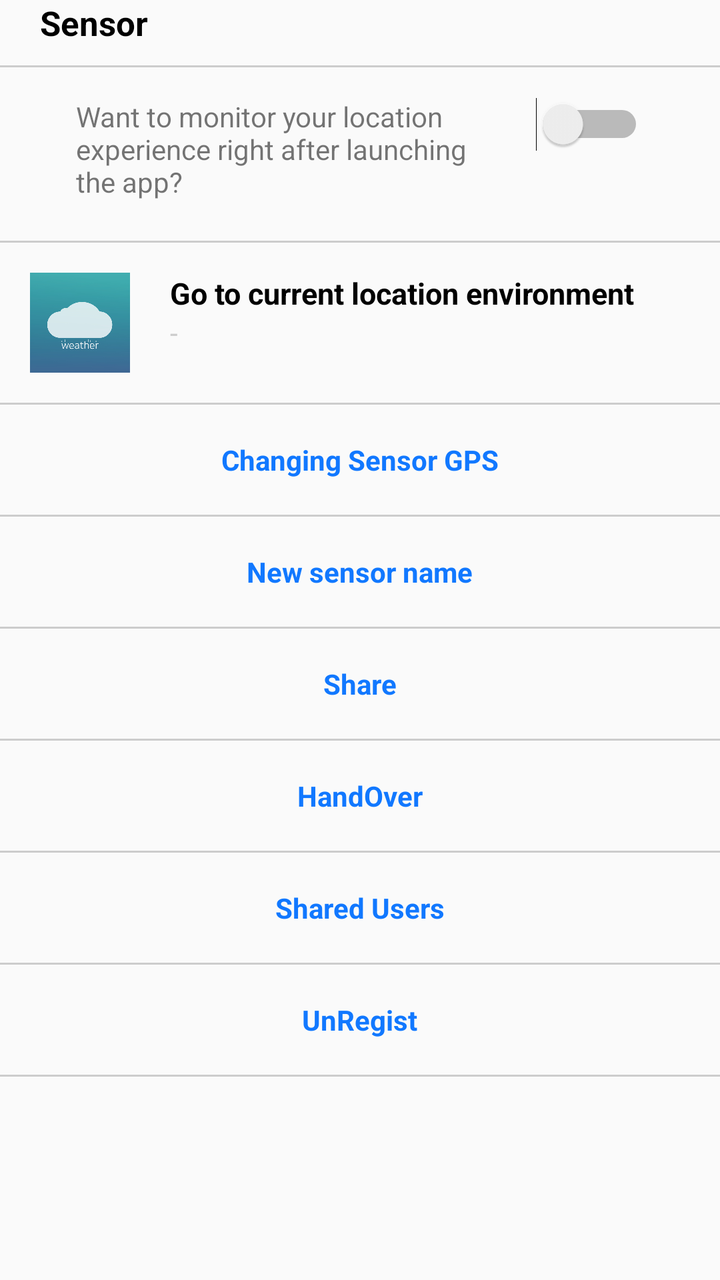
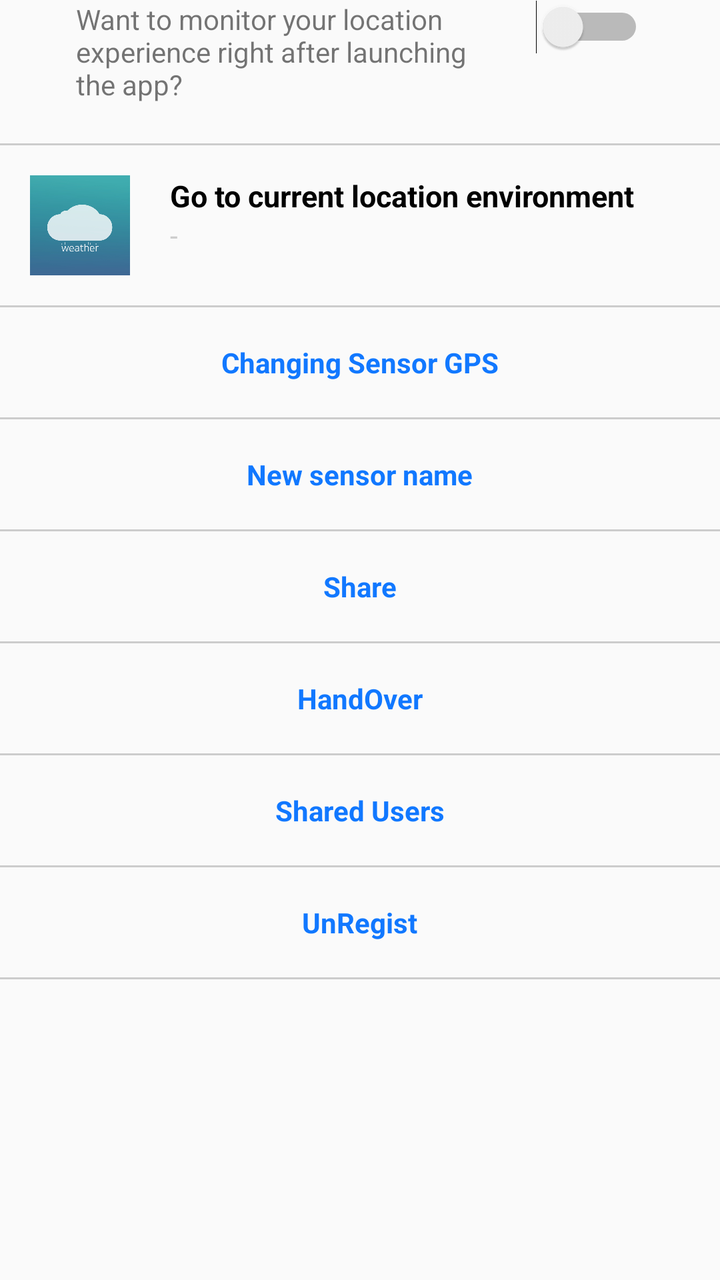

Two renders of the same Android screen: before a commit and after it. Below are the layout's source before the change and the commit's diff.
<!-- AndroidManifest.xml: application theme AppTheme -->
<!-- res/layout/layout_custom_view.xml -->
<?xml version="1.0" encoding="utf-8"?>
<RelativeLayout xmlns:android="http://schemas.android.com/apk/res/android"
    android:layout_width="match_parent"
    android:layout_height="wrap_content"
    android:orientation="vertical">


    <TextView
        android:layout_width="wrap_content"
        android:layout_height="wrap_content"
        android:text="@string/text_sensor"
        android:textSize="17dp"
        android:textStyle="bold"
        android:layout_marginLeft="20dp"
        android:textColor="#000000"
        android:id="@+id/tvTop"/>
    <TextView
        android:layout_width="match_parent"
        android:layout_height="1dp"
        android:background="#cccccc"
        android:id="@+id/tvLine"
        android:layout_marginTop="10dp"
        android:layout_below="@+id/tvTop"/>
    <RelativeLayout
        android:layout_width="wrap_content"
        android:layout_height="wrap_content"
        android:layout_centerHorizontal="true"
        android:layout_below="@+id/tvLine"
        android:id="@+id/rlMid"
        android:layout_marginTop="15dp">

        <TextView
            android:id="@+id/tvSwitch"
            android:layout_width="200dp"
            android:layout_height="wrap_content"
            android:layout_marginBottom="20dp"
            android:text="@string/text_after_launching_the_app" />

        <Switch
            android:id="@+id/checkBox"
            android:layout_width="wrap_content"
            android:layout_height="wrap_content"
            android:layout_toRightOf="@+id/tvSwitch"
            android:layout_marginLeft="30dp"/>
    </RelativeLayout>


    <TextView
        android:layout_width="match_parent"
        android:layout_height="1dp"
        android:background="#cccccc"
        android:id="@+id/tvLine2"
        android:layout_below="@+id/rlMid"/>
<RelativeLayout
    android:layout_width="match_parent"
    android:layout_height="wrap_content"
    android:id="@+id/rlBottom"
    android:layout_below="@+id/tvLine2">
    <RelativeLayout
        android:layout_width="wrap_content"
        android:layout_height="wrap_content"
        android:layout_margin="15dp"
        android:layout_centerInParent="true">

        <ImageView
            android:layout_width="50dp"
            android:layout_height="50dp"
            android:id="@+id/iv"
            android:src="@drawable/logo_weather" />

        <TextView
            android:layout_width="wrap_content"
            android:layout_height="wrap_content"
            android:id="@+id/tvBottomTitle"
            android:text="@string/text_go_to_current_location"
            android:textStyle="bold"
            android:textSize="15dp"
            android:layout_marginLeft="20dp"
            android:textColor="#000000"
            android:layout_toRightOf="@+id/iv"/>
        <TextView
            android:layout_width="wrap_content"
            android:layout_height="wrap_content"
            android:text="-"
            android:textColor="#cccccc"
            android:layout_below="@+id/tvBottomTitle"
            android:layout_toRightOf="@+id/iv"
            android:id="@+id/tvName"
            android:layout_marginLeft="20dp" />

        <ImageView
            android:layout_width="30dp"
            android:layout_height="30dp"
            android:layout_centerVertical="true"
            android:src="@drawable/play_btn"
            android:layout_toRightOf="@+id/tvBottomTitle"
            android:layout_marginLeft="30dp"/>

    </RelativeLayout>


</RelativeLayout>
    <TextView
        android:layout_width="match_parent"
        android:layout_height="1dp"
        android:background="#cccccc"
        android:id="@+id/tvLine3"
        android:layout_below="@+id/rlBottom"/>

    <RelativeLayout
        android:layout_width="match_parent"
        android:layout_height="wrap_content"
        android:layout_below="@+id/tvLine3"
        android:id="@+id/rlGPSSetting">

        <TextView
            android:layout_width="wrap_content"
            android:layout_height="wrap_content"
            android:text="@string/text_changing_sensor_gps"
            android:layout_centerInParent="true"
            android:layout_marginTop="18dp"
            android:layout_marginBottom="18dp"
            android:textStyle="bold"
            android:textColor="#1178ff"/>

    </RelativeLayout>
    <TextView
        android:layout_width="match_parent"
        android:layout_height="1dp"
        android:background="#cccccc"
        android:id="@+id/tvLine4"
        android:layout_below="@+id/rlGPSSetting"/>

    <RelativeLayout
        android:layout_width="match_parent"
        android:layout_height="wrap_content"
        android:layout_below="@+id/tvLine4"
        android:id="@+id/rlSetName">

        <TextView
            android:layout_width="wrap_content"
            android:layout_height="wrap_content"
            android:text="@string/text_set_sensor_name"
            android:layout_centerInParent="true"
            android:layout_marginTop="18dp"
            android:layout_marginBottom="18dp"
            android:textStyle="bold"
            android:textColor="#1178ff"/>

    </RelativeLayout>
    <TextView
        android:layout_width="match_parent"
        android:layout_height="1dp"
        android:background="#cccccc"
        android:id="@+id/tvLine5"
        android:layout_below="@+id/rlSetName"/>

    <RelativeLayout
        android:layout_width="match_parent"
        android:layout_height="wrap_content"
        android:layout_below="@+id/tvLine5"
        android:id="@+id/rlShare">

        <TextView
            android:layout_width="wrap_content"
            android:layout_height="wrap_content"
            android:text="@string/textShare"
            android:layout_centerInParent="true"
            android:layout_marginTop="18dp"
            android:layout_marginBottom="18dp"
            android:textStyle="bold"
            android:textColor="#1178ff"/>

    </RelativeLayout>
    <TextView
        android:layout_width="match_parent"
        android:layout_height="1dp"
        android:background="#cccccc"
        android:id="@+id/tvLine6"
        android:layout_below="@+id/rlShare"/>

    <RelativeLayout
        android:layout_width="match_parent"
        android:layout_height="wrap_content"
        android:layout_below="@+id/tvLine6"
        android:id="@+id/rlHandOver">

        <TextView
            android:layout_width="wrap_content"
            android:layout_height="wrap_content"
            android:text="@string/textHandOver"
            android:layout_centerInParent="true"
            android:layout_marginTop="18dp"
            android:layout_marginBottom="18dp"
            android:textStyle="bold"
            android:textColor="#1178ff"/>

    </RelativeLayout>
    <TextView
        android:layout_width="match_parent"
        android:layout_height="1dp"
        android:background="#cccccc"
        android:id="@+id/tvLine7"
        android:layout_below="@+id/rlHandOver"/>



    <RelativeLayout
        android:layout_width="match_parent"
        android:layout_height="wrap_content"
        android:layout_below="@+id/tvLine7"
        android:id="@+id/rlSharedUsers">

        <TextView
            android:layout_width="wrap_content"
            android:layout_height="wrap_content"
            android:text="@string/textSharedUsers"
            android:layout_centerInParent="true"
            android:layout_marginTop="18dp"
            android:layout_marginBottom="18dp"
            android:textStyle="bold"
            android:textColor="#1178ff"/>

    </RelativeLayout>
    <TextView
        android:layout_width="match_parent"
        android:layout_height="1dp"
        android:background="#cccccc"
        android:id="@+id/tvLine8"
        android:layout_below="@+id/rlSharedUsers"/>

    <RelativeLayout
        android:layout_width="match_parent"
        android:layout_height="wrap_content"
        android:layout_below="@+id/tvLine8"
        android:id="@+id/rlUnRegist">

        <TextView
            android:layout_width="wrap_content"
            android:layout_height="wrap_content"
            android:text="@string/textUnRegist"
            android:layout_centerInParent="true"
            android:layout_marginTop="18dp"
            android:layout_marginBottom="18dp"
            android:textStyle="bold"
            android:textColor="#1178ff"/>

    </RelativeLayout>
    <TextView
        android:layout_width="match_parent"
        android:layout_height="1dp"
        android:background="#cccccc"
        android:id="@+id/tvLine9"
        android:layout_below="@+id/rlUnRegist"/>

</RelativeLayout>
<!-- resources referenced by this layout -->
<resources>
  <!-- drawable logo_weather: jpg bitmap (drawable, 61092 bytes) -->
  <!-- drawable play_btn: png bitmap (drawable, 3160 bytes) -->
  <string name="textHandOver">HandOver</string>
  <string name="textShare">Share</string>
  <string name="textSharedUsers">Shared Users</string>
  <string name="textUnRegist">UnRegist</string>
  <string name="text_after_launching_the_app">Want to monitor your location experience right after launching the app?</string>
  <string name="text_changing_sensor_gps">Changing Sensor GPS</string>
  <string name="text_go_to_current_location">Go to current location environment</string>
  <string name="text_sensor">Sensor</string>
  <string name="text_set_sensor_name">New sensor name</string>
  <style name="AppTheme" parent="Theme.AppCompat.Light.DarkActionBar">
          
          <item name="colorPrimary">@color/blueSkiestop</item>
          <item name="colorPrimaryDark">@color/blueSkiestop</item>
          <item name="colorAccent">@color/black</item>
      </style>
  <color name="blueSkiestop">#56CBF2</color>
  <color name="black">#000</color>
</resources>

<!-- the commit's change to res/layout/layout_custom_view.xml (unified diff, before → after) -->
@@ -4,30 +4,11 @@
     android:layout_height="wrap_content"
     android:orientation="vertical">
 
-
-    <TextView
+    <RelativeLayout
         android:layout_width="wrap_content"
         android:layout_height="wrap_content"
-        android:text="@string/text_sensor"
-        android:textSize="17dp"
-        android:textStyle="bold"
-        android:layout_marginLeft="20dp"
-        android:textColor="#000000"
-        android:id="@+id/tvTop"/>
-    <TextView
-        android:layout_width="match_parent"
-        android:layout_height="1dp"
-        android:background="#cccccc"
-        android:id="@+id/tvLine"
-        android:layout_marginTop="10dp"
-        android:layout_below="@+id/tvTop"/>
-    <RelativeLayout
-        android:layout_width="wrap_content"
-        android:layout_height="wrap_content"
         android:layout_centerHorizontal="true"
-        android:layout_below="@+id/tvLine"
-        android:id="@+id/rlMid"
-        android:layout_marginTop="15dp">
+        android:id="@+id/rlMid">
 
         <TextView
             android:id="@+id/tvSwitch"
<!-- resource entries referenced after the edit -->
@@ -9,7 +9,6 @@
   <string name="text_after_launching_the_app">Want to monitor your location experience right after launching the app?</string>
   <string name="text_changing_sensor_gps">Changing Sensor GPS</string>
   <string name="text_go_to_current_location">Go to current location environment</string>
-  <string name="text_sensor">Sensor</string>
   <string name="text_set_sensor_name">New sensor name</string>
   <style name="AppTheme" parent="Theme.AppCompat.Light.DarkActionBar">
           
